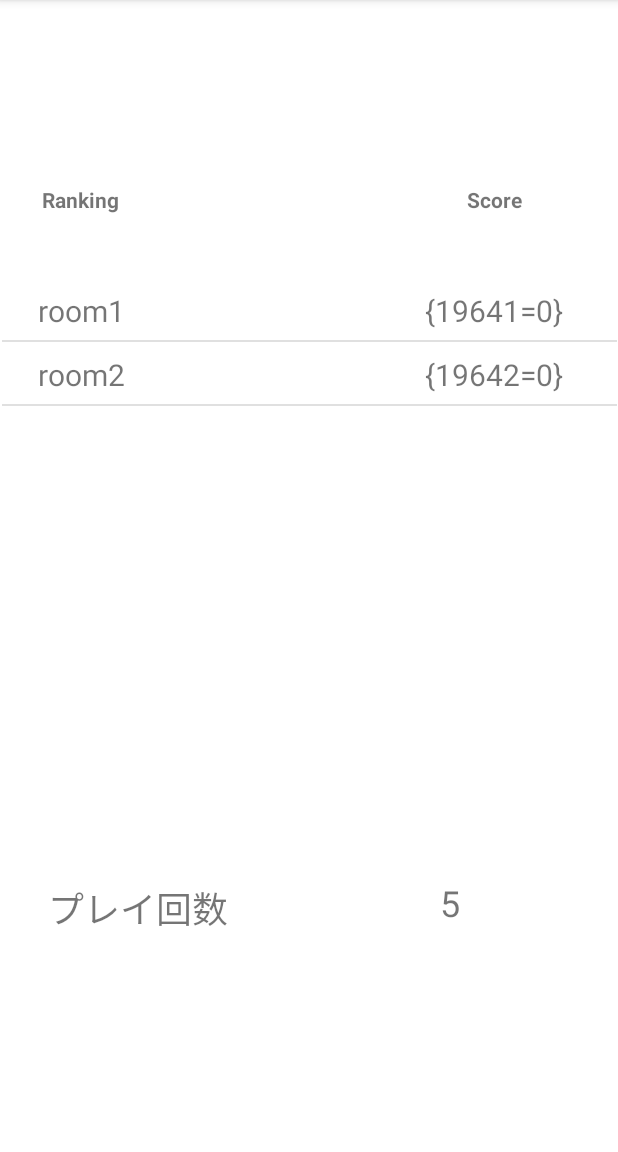
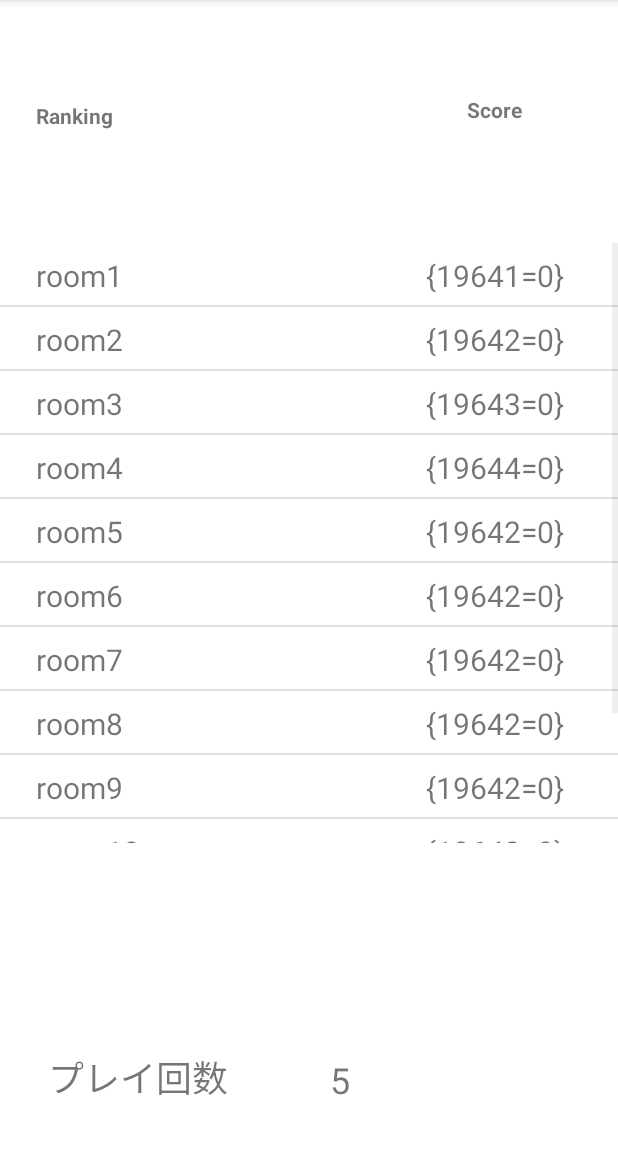
Before and after one commit to ko-t/PL2_Spread, an Android app: the Ranking screen opened directly, with no data from a screen before it, on a phone screen of 412 x 824 dp, the part 84-1236 px from its top. Run offline under Robolectric (Android 15) with nearby library versions, the light colour scheme and no system bars.

Commit message:
ランキング画面調整

```diff
--- a/app/src/main/java/com/webserva/wings/android/pl2_spread/Ranking.java
+++ b/app/src/main/java/com/webserva/wings/android/pl2_spread/Ranking.java
@@ -32,9 +32,31 @@ public class Ranking extends AppCompatActivity implements View.OnClickListener {
 
         Room room1 = new Room("room1",1,"19641");
         Room room2 = new Room("room2",2,"19642");
+        Room room3 = new Room("room3",3,"19643");
+        Room room4 = new Room("room4",4,"19644");
+        Room room5 = new Room("room5",5,"19642");
+        Room room6 = new Room("room6",6,"19642");
+        Room room7 = new Room("room7",7,"19642");
+        Room room8 = new Room("room8",8,"19642");
+        Room room9 = new Room("room9",9,"19642");
+        Room room10 = new Room("room10",10,"19642");
+        Room room11 = new Room("room11",11,"19642");
+        Room room12 = new Room("room12",12,"19642");
+
         List<Room> list = new ArrayList<>();
         list.add(room1);
         list.add(room2);
+        list.add(room3);
+        list.add(room4);
+        list.add(room5);
+        list.add(room6);
+        list.add(room7);
+        list.add(room8);
+        list.add(room9);
+        list.add(room10);
+        list.add(room11);
+        list.add(room12);
+
         ListView listview = (ListView) findViewById(R.id.rk_listview_ranking);
         RkAdapter rk_adapter = new RkAdapter(this, list);
         listview.setAdapter(rk_adapter);
--- a/app/src/main/res/layout/ranking.xml
+++ b/app/src/main/res/layout/ranking.xml
@@ -1,5 +1,6 @@
 <?xml version="1.0" encoding="utf-8"?>
-<androidx.constraintlayout.widget.ConstraintLayout xmlns:android="http://schemas.android.com/apk/res/android"
+<androidx.constraintlayout.widget.ConstraintLayout
+    xmlns:android="http://schemas.android.com/apk/res/android"
     xmlns:app="http://schemas.android.com/apk/res-auto"
     xmlns:tools="http://schemas.android.com/tools"
     android:id="@+id/linearLayout3"
@@ -7,11 +8,10 @@
 
     <TextView
         android:id="@+id/rk_textview_Ranking"
-        android:layout_width="wrap_content"
+        android:layout_width="0dp"
         android:layout_height="wrap_content"
-        android:layout_marginStart="28dp"
-        android:layout_marginTop="96dp"
-        android:layout_marginBottom="16dp"
+        android:layout_marginStart="24dp"
+        android:layout_marginBottom="8dp"
         android:text="@string/rk_textview_Ranking"
         android:textStyle="bold"
         app:layout_constraintBottom_toTopOf="@+id/rk_listview_ranking"
@@ -22,7 +22,6 @@
         android:id="@+id/list_rk_textview_score"
         android:layout_width="wrap_content"
         android:layout_height="wrap_content"
-        android:layout_marginTop="96dp"
         android:layout_marginEnd="64dp"
         android:layout_marginBottom="16dp"
         android:text="@string/rk_textview_Score"
@@ -33,41 +32,35 @@
 
     <ListView
         android:id="@+id/rk_listview_ranking"
-        android:layout_width="410dp"
-        android:layout_height="333dp"
-        android:layout_marginBottom="64dp"
+        android:layout_width="match_parent"
+        android:layout_height="400dp"
         app:layout_constraintBottom_toBottomOf="parent"
         app:layout_constraintEnd_toEndOf="parent"
-        app:layout_constraintHorizontal_bias="0.5"
+        app:layout_constraintHorizontal_bias="0.0"
         app:layout_constraintStart_toStartOf="parent"
-        app:layout_constraintTop_toTopOf="parent" />
+        app:layout_constraintTop_toTopOf="parent"
+        app:layout_constraintVertical_bias="0.441" />
 
     <TextView
         android:id="@+id/rk_textview_playcount"
         android:layout_width="wrap_content"
         android:layout_height="wrap_content"
         android:layout_marginStart="32dp"
-        android:layout_marginTop="32dp"
-        android:layout_marginBottom="108dp"
+        android:layout_marginBottom="32dp"
         android:text="@string/rk_textview_playcount"
         android:textSize="24sp"
         app:layout_constraintBottom_toBottomOf="parent"
-        app:layout_constraintStart_toStartOf="parent"
-        app:layout_constraintTop_toBottomOf="@+id/rk_listview_ranking" />
+        app:layout_constraintStart_toStartOf="parent" />
 
     <TextView
         android:id="@+id/rk_textview_count"
         android:layout_width="wrap_content"
         android:layout_height="wrap_content"
         android:layout_marginStart="68dp"
-        android:layout_marginTop="24dp"
-        android:layout_marginEnd="32dp"
 
-        android:layout_marginBottom="108dp"
+        android:layout_marginBottom="32dp"
         android:text="0"
         android:textSize="24sp"
         app:layout_constraintBottom_toBottomOf="parent"
-        app:layout_constraintEnd_toEndOf="parent"
-        app:layout_constraintStart_toEndOf="@+id/rk_textview_playcount"
-        app:layout_constraintTop_toBottomOf="@+id/rk_listview_ranking" />
+        app:layout_constraintStart_toEndOf="@+id/rk_textview_playcount" />
 </androidx.constraintlayout.widget.ConstraintLayout>
```
